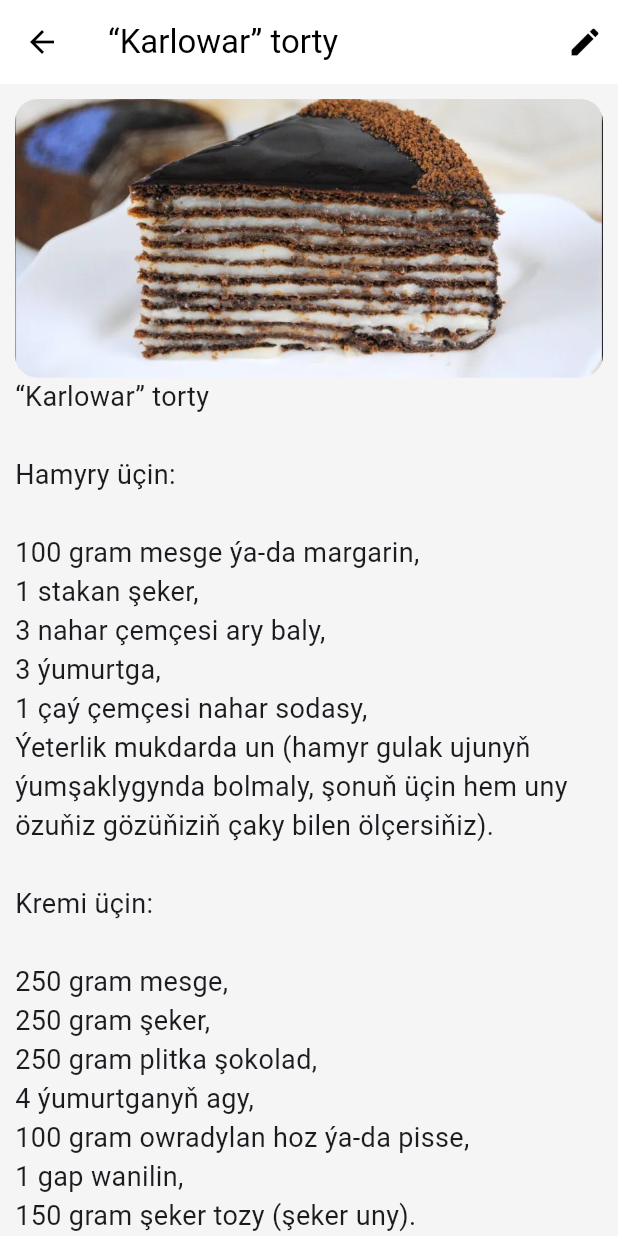
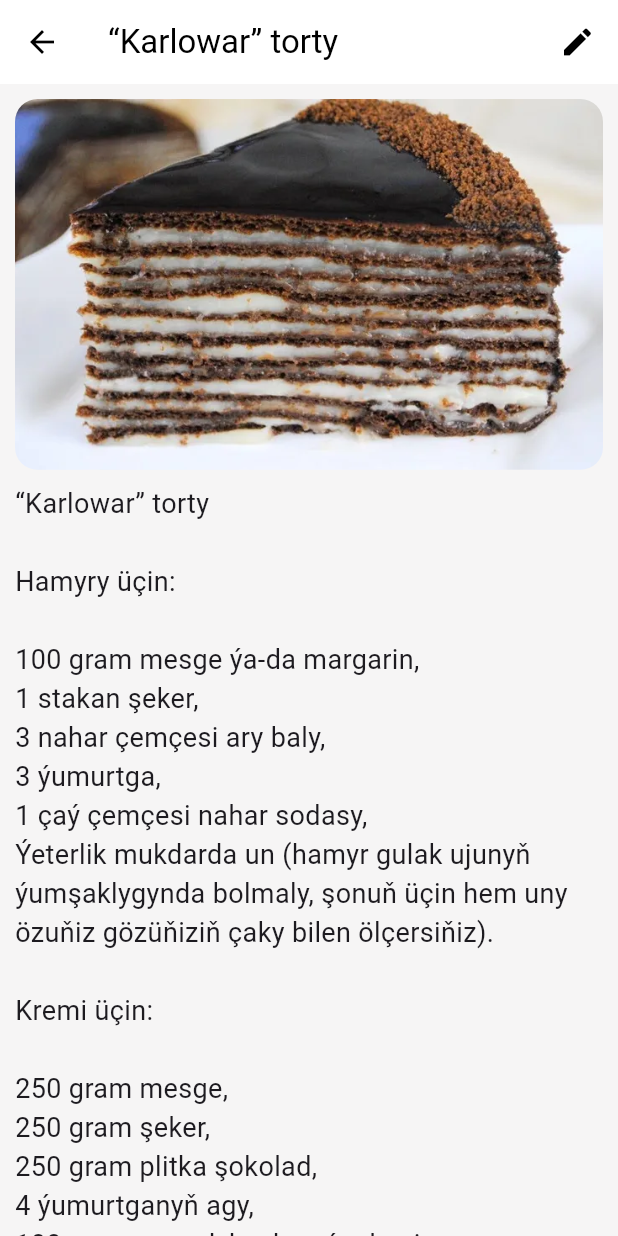
Before and after one commit to Vepa03/Tasty-Recipes, a Flutter app: the screen it shows after launch, after a tap on "“Karlowar” torty", on a phone screen of 412 x 824 dp. Run offline on Flutter 3.47's test engine with Material 3 defaults, Android fonts, the light colour scheme and no system bars; our stand-ins replace lottie.

Commit message:
json added more and finishing

```diff
--- a/lib/pages/HomePage.dart
+++ b/lib/pages/HomePage.dart
@@ -1,8 +1,6 @@
 import 'package:flutter/material.dart';
 import 'package:flutter/services.dart';
 import 'package:lottie/lottie.dart';
-import 'package:provider/provider.dart';
-import 'package:tasty_recipes/Provider.dart';
 import 'package:tasty_recipes/pages/AboutUs.dart';
 import 'package:tasty_recipes/pages/tagamlar.dart';
 import 'package:url_launcher/url_launcher.dart';
@@ -39,11 +37,11 @@ class _HomepageState extends State<Homepage> {
                     width: width*0.6,
                     child: Lottie.asset("lib/assets/images/animation.json")),
                   ListTile(
-                    title: Text('Contact',style: TextStyle(fontSize: width*0.05, color: Colors.black),),
+                    title: Text('Habarlaşmak',style: TextStyle(fontSize: width*0.05, color: Colors.black),),
                     leading: Icon(Icons.mail_outline, color: Colors.black,),
                     onTap: (){
                       showDialog(context: context, builder: (_)=>AlertDialog(
-                        title: Text("Habarlasmak ucin", style: TextStyle(color: Colors.black),),
+                        title: Text("Habarlaşmak üçin", style: TextStyle(color: Colors.black),),
                         content: Padding(
                           padding: const EdgeInsets.all(10.0),
                           child: SizedBox(
@@ -59,14 +57,14 @@ class _HomepageState extends State<Homepage> {
                                 ),
                                 ListTile(
                                   title: Text("Instagram", style: TextStyle(fontSize: width*0.05)),
-                                  leading: Image.asset("lib/assets/images/instagram_black.png", width: width*0.12,),
+                                  leading: Image.asset("lib/assets/images/instagram.png", width: width*0.12,),
                                   onTap: (){
                                     _linkler("https://www.instagram.com/");
                                   },
                                 ),
                                 ListTile(
                                   title: Text("WebSite", style: TextStyle(fontSize: width*0.05)),
-                                  leading: Image.asset("lib/assets/images/website_black.png", width: width*0.12,),
+                                  leading: Image.asset("lib/assets/images/website.png", width: width*0.12,),
                                   onTap: (){
                                     _linkler("https://vepababayev.com/");
                                   },
@@ -80,7 +78,7 @@ class _HomepageState extends State<Homepage> {
                     },
                   ),
                   ListTile(
-                    title: Text('About Us',style: TextStyle(color: Colors.black,fontSize: width*0.05),),
+                    title: Text('Biz Hakynda',style: TextStyle(color: Colors.black,fontSize: width*0.05),),
                     leading: Icon(Icons.info_outline, color: Colors.black,),
                     onTap: (){
                       Navigator.push(context, MaterialPageRoute(builder: (context)=>AboutUs()));
@@ -88,7 +86,7 @@ class _HomepageState extends State<Homepage> {
                   ),
                   Divider(),
                   ListTile(
-                    title: Text('Exit',style: TextStyle(color: Colors.black, fontSize: width*0.05),),
+                    title: Text('Çykalga',style: TextStyle(color: Colors.black, fontSize: width*0.05),),
                     leading: Icon(Icons.exit_to_app_outlined, color: Colors.black,),
                     onTap: (){
                       SystemNavigator.pop();
--- a/lib/pages/tagamlar.dart
+++ b/lib/pages/tagamlar.dart
@@ -1,5 +1,4 @@
 import 'dart:convert';
-
 import 'package:flutter/material.dart';
 import 'package:flutter/services.dart';
 import 'package:provider/provider.dart';
@@ -94,7 +93,7 @@ class _TagamlarDetailState extends State<TagamlarDetail> {
           GestureDetector(
             onTap: (){
               showDialog(context: context, builder: (_)=>AlertDialog(
-                title: Text("Change text size "),
+                title: Text("Tekstiň ululygyny üýtget", style: TextStyle(fontSize: width*0.05),),
                 content: Row(
                   mainAxisAlignment: MainAxisAlignment.spaceAround,
                   children: [
@@ -121,7 +120,7 @@ class _TagamlarDetailState extends State<TagamlarDetail> {
               ));
             },
             child: Padding(
-              padding: const EdgeInsets.all(10.0),
+              padding: const EdgeInsets.all(15.0),
               child: Icon(Icons.edit),
             ),
           )
@@ -135,9 +134,10 @@ class _TagamlarDetailState extends State<TagamlarDetail> {
             children: [
               ClipRRect(
                 borderRadius: BorderRadius.all(Radius.circular(15)),
-                child: Image.asset(widget.tagamlar.images ?? '', fit: BoxFit.cover,),
+                child: Image.asset(widget.tagamlar.images ?? '', fit: BoxFit.cover, width: width, height: height*0.3,),
               ),
-              Text(widget.tagamlar.description??'', style: TextStyle(fontSize: 18),)
+              SizedBox(height: 10,),
+              Text(widget.tagamlar.description??'', style: TextStyle(fontSize: Provider.of<ListProvider>(context).size))
             ],
           ),
         ),
```
Also changed, not shown: lib/assets/images/gmail.png, lib/assets/images/instagram.png (added), lib/assets/images/instagram_black.png (deleted), lib/assets/images/website.png (added), lib/assets/images/website_black.png (deleted).
